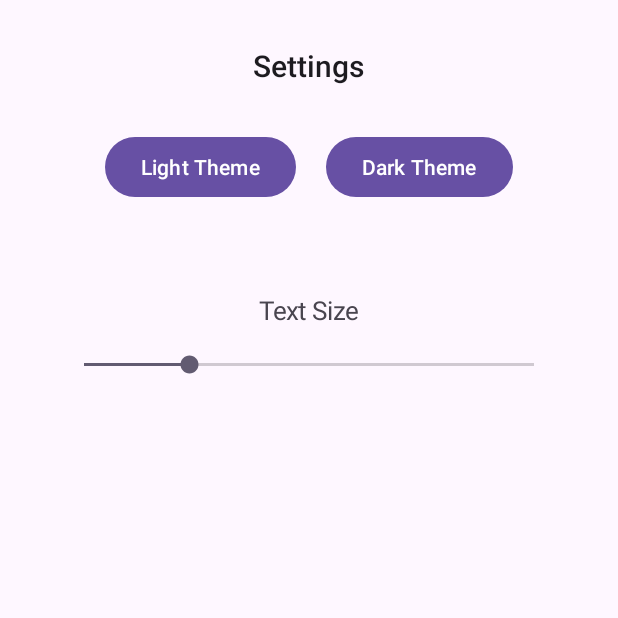
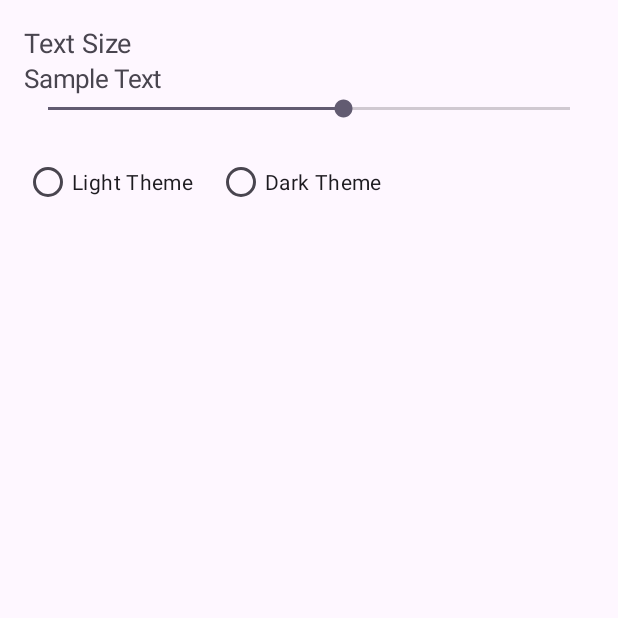
Before and after one commit to nimaintz/taskManager_project_MDAD, an Android app: the SettingsActivity screen opened directly, with no data from a screen before it, on a phone screen of 412 x 824 dp, the top half of it. Run offline under Robolectric (Android 15) with nearby library versions, the phone set to English and light mode, and no system bars.

Commit message:
light-dark changing

```diff
--- a/app/src/main/java/com/example/taskmanager_project_mdad/SettingsActivity.kt
+++ b/app/src/main/java/com/example/taskmanager_project_mdad/SettingsActivity.kt
@@ -1,33 +1,45 @@
 package com.example.taskmanager_project_mdad
 
 import android.os.Bundle
+import android.widget.RadioButton
 import android.widget.SeekBar
 import androidx.appcompat.app.AppCompatActivity
+import androidx.appcompat.app.AppCompatDelegate
 import com.example.taskmanager_project_mdad.databinding.SettingsMainBinding
 
 class SettingsActivity : AppCompatActivity() {
 
-lateinit var binding: SettingsMainBinding
-
+    lateinit var binding: SettingsMainBinding
 
     override fun onCreate(savedInstanceState: Bundle?) {
         super.onCreate(savedInstanceState)
-        binding =  SettingsMainBinding.inflate(layoutInflater)
+        binding = SettingsMainBinding.inflate(layoutInflater)
         setContentView(binding.root)
+
         val sharedPref = getSharedPreferences("settingsPrefs", MODE_PRIVATE)
         val editor = sharedPref.edit()
+
+        // Load saved theme
+        val savedTheme = sharedPref.getInt("theme", AppCompatDelegate.MODE_NIGHT_FOLLOW_SYSTEM)
+        AppCompatDelegate.setDefaultNightMode(savedTheme)
+
+        // Set the correct radio button as checked
+        when (savedTheme) {
+            AppCompatDelegate.MODE_NIGHT_NO -> binding.radioLight.isChecked = true
+            AppCompatDelegate.MODE_NIGHT_YES -> binding.radioDark.isChecked = true
+        }
+
         binding.textSizeVisual.textSize = sharedPref.getFloat("textSize", 17f)
         binding.seekBar.progress = sharedPref.getFloat("textSize", 17f).toInt()
 
         binding.seekBar.setOnSeekBarChangeListener(object : SeekBar.OnSeekBarChangeListener {
             override fun onProgressChanged(seekBar: SeekBar?, progress: Int, fromUser: Boolean) {
                 val size = progress.toFloat()
-                editor.apply{
+                editor.apply {
                     putFloat("textSize", size)
                     apply()
                 }
-               binding.textSizeVisual.textSize = sharedPref.getFloat("textSize", 0.0f)
-                //binding.textSizeVisual.textSize = size
+                binding.textSizeVisual.textSize = sharedPref.getFloat("textSize", 0.0f)
             }
 
             override fun onStartTrackingTouch(seekBar: SeekBar?) {
@@ -39,8 +51,16 @@ lateinit var binding: SettingsMainBinding
             }
         })
 
-
+        // Theme change listener
+        binding.themeOptions.setOnCheckedChangeListener { _, checkedId ->
+            val theme = when (checkedId) {
+                R.id.radioLight -> AppCompatDelegate.MODE_NIGHT_NO
+                R.id.radioDark -> AppCompatDelegate.MODE_NIGHT_YES
+                else -> AppCompatDelegate.MODE_NIGHT_FOLLOW_SYSTEM
+            }
+            AppCompatDelegate.setDefaultNightMode(theme)
+            editor.putInt("theme", theme)
+            editor.apply()
+        }
     }
-
-
 }
--- a/app/src/main/res/layout/settings_main.xml
+++ b/app/src/main/res/layout/settings_main.xml
@@ -1,68 +1,50 @@
 <?xml version="1.0" encoding="utf-8"?>
 <LinearLayout xmlns:android="http://schemas.android.com/apk/res/android"
-    xmlns:app="http://schemas.android.com/apk/res-auto"
-    xmlns:tools="http://schemas.android.com/tools"
-    android:id="@+id/main"
     android:layout_width="match_parent"
     android:layout_height="match_parent"
     android:orientation="vertical"
-    tools:context=".MainActivity">
+    android:padding="16dp">
 
     <TextView
+        android:id="@+id/textSizeLabel"
         android:layout_width="wrap_content"
         android:layout_height="wrap_content"
-        android:text="Settings"
-        app:layout_constraintBottom_toBottomOf="parent"
-        app:layout_constraintEnd_toEndOf="parent"
-        app:layout_constraintStart_toStartOf="parent"
-        app:layout_constraintTop_toTopOf="parent"
-        style="@style/TextAppearance.AppCompat.Light.SearchResult.Title"
-        android:layout_gravity="center"
-        android:paddingTop="30dp"/>
+        android:text="Text Size"
+        android:textSize="18sp" />
 
-    <LinearLayout
+    <TextView
+        android:id="@+id/textSizeVisual"
+        android:layout_width="wrap_content"
+        android:layout_height="wrap_content"
+        android:text="Sample Text"
+        android:textSize="17sp" />
+
+    <SeekBar
+        android:id="@+id/seekBar"
         android:layout_width="match_parent"
         android:layout_height="wrap_content"
-        android:orientation="horizontal"
-        android:gravity="center_horizontal"
-        android:padding="30dp">
-    <Button
-        android:id="@+id/light_theme_button"
-        android:layout_height="wrap_content"
-        android:layout_width="wrap_content"
-        android:text="Light Theme"
-        android:layout_marginHorizontal="10dp"/>
+        android:max="30"
+        android:progress="17" />
 
-    <Button
-        android:id="@+id/dark_theme_button"
-        android:layout_height="wrap_content"
-        android:layout_width="wrap_content"
-        android:text="Dark Theme"
-        android:layout_marginHorizontal="10dp"/>
-    </LinearLayout>
-
-    <LinearLayout
+    <RadioGroup
+        android:id="@+id/themeOptions"
         android:layout_width="match_parent"
         android:layout_height="wrap_content"
-        android:orientation="vertical"
-        android:gravity="center_vertical"
-        android:padding="30dp">
+        android:layout_marginTop="16dp"
+        android:orientation="horizontal">
 
-        <TextView
-        android:id="@+id/text_size_visual"
-        android:layout_width="wrap_content"
-        android:layout_height="wrap_content"
-        android:layout_gravity="center"
-        android:text="Text Size"
-        android:textSize="17dp"/>
+        <RadioButton
+            android:id="@+id/radioLight"
+            android:layout_width="wrap_content"
+            android:layout_height="wrap_content"
+            android:text="Light Theme" />
 
-        <SeekBar
-            android:id="@+id/seek_bar"
-            android:layout_width="match_parent"
-            android:layout_height="30dp"
-            android:layout_margin="10dp"
-            android:min="10"
-            android:max="40"/>
-    </LinearLayout>
+        <RadioButton
+            android:id="@+id/radioDark"
+            android:layout_width="wrap_content"
+            android:layout_height="wrap_content"
+            android:layout_marginStart="16dp"
+            android:text="Dark Theme" />
+    </RadioGroup>
 
 </LinearLayout>
```
